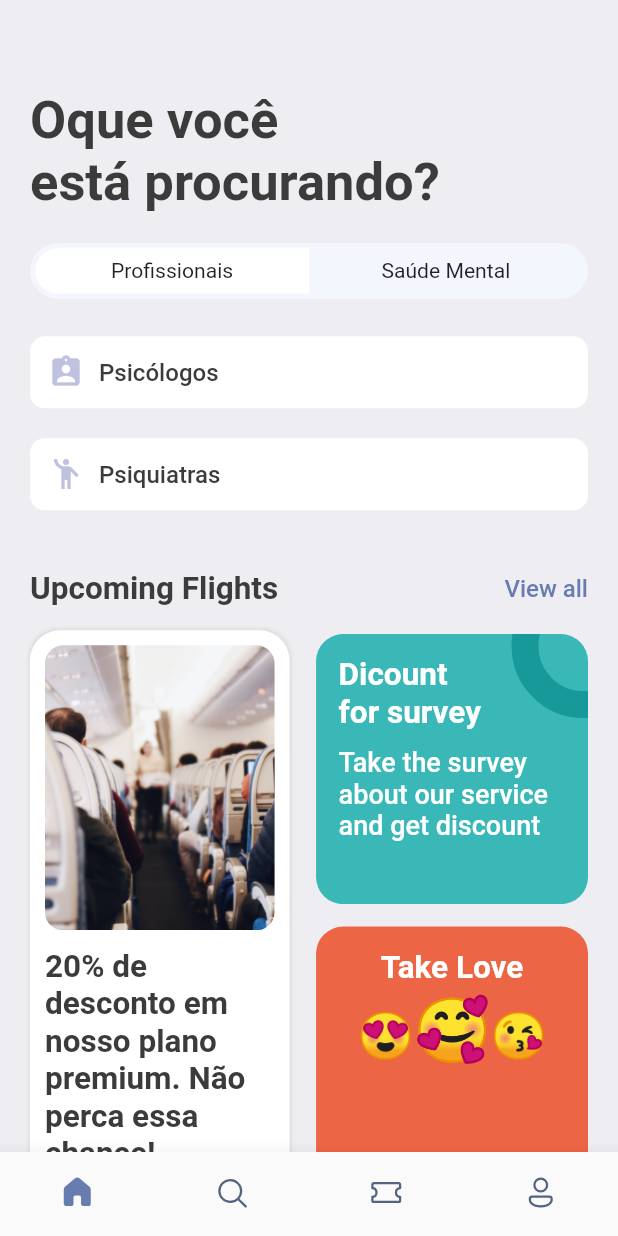
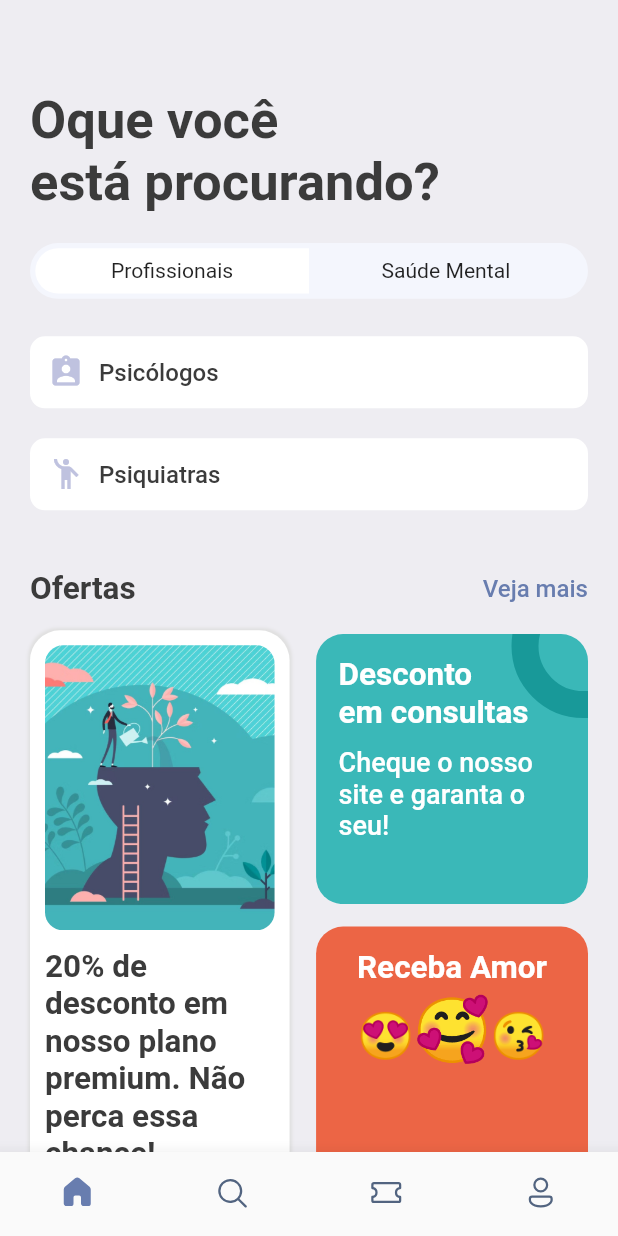
Before and after one commit to Gabriel-Spinola/MentalHealthApp, a Flutter app: the SearchScreen screen opened by its route, on a phone screen of 412 x 824 dp. Run offline on Flutter 3.47's test engine with Material 2 defaults, Android fonts, the phone set to English and light mode, and no system bars; our stand-ins replace fluentui_icons, gap, get.

Commit message:
search screen part 2

```diff
--- a/lib/views/search_screen.dart
+++ b/lib/views/search_screen.dart
@@ -68,7 +68,7 @@ class SearchScreen extends StatelessWidget {
             icon: Icons.emoji_people
           ),
           Gap(AppLayout.getHeight(40.0)),
-          const AppDoubleText(bigText: 'Upcoming Flights', smallText: 'View all'),
+          const AppDoubleText(bigText: 'Ofertas', smallText: 'Veja mais'),
           Gap(AppLayout.getHeight(15.0)),
           Row(
             mainAxisAlignment: MainAxisAlignment.spaceBetween,
@@ -120,10 +120,10 @@ class SearchScreen extends StatelessWidget {
                         child: Column(
                           crossAxisAlignment: CrossAxisAlignment.start,
                           children: <Widget>[
-                            Text('Dicount\nfor survey', style: Styles.headLine2Style.copyWith(color: Colors.white)),
+                            Text('Desconto\nem consultas', style: Styles.headLine2Style.copyWith(color: Colors.white)),
                             Gap(AppLayout.getHeight(10.0)),
                             Text(
-                              'Take the survey about our service and get discount',
+                              'Cheque o nosso site e garanta o seu!',
                               style: Styles.headLine2Style.copyWith(
                                   fontWeight: FontWeight.w500,
                                   color: Colors.white,
@@ -158,7 +158,7 @@ class SearchScreen extends StatelessWidget {
                     ),
                     child: Column(
                       children: <Widget>[
-                        Text('Take Love', style: Styles.headLine2Style.copyWith(color: Colors.white), textAlign: TextAlign.center),
+                        Text('Receba Amor', style: Styles.headLine2Style.copyWith(color: Colors.white), textAlign: TextAlign.center),
                         Gap(AppLayout.getHeight(5.0)),
                         RichText(
                           text: const TextSpan(
```
Also changed, not shown: assets/images/Screenshot 2022-12-07 234450.jpg (deleted), assets/images/sit.jpg.
